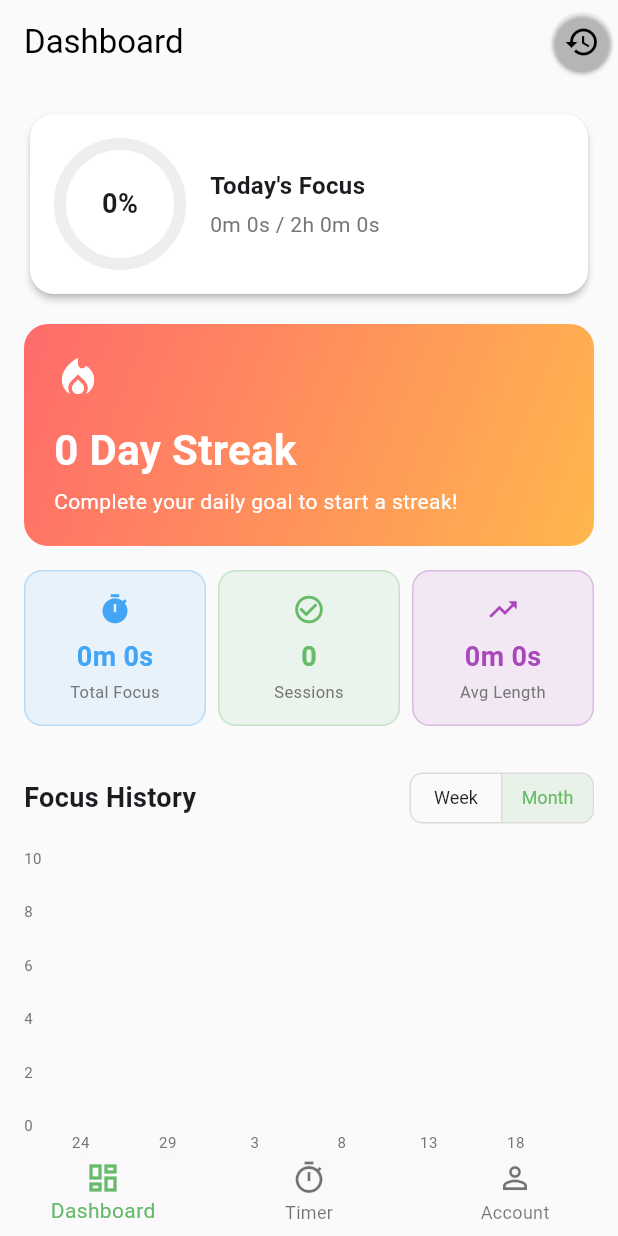
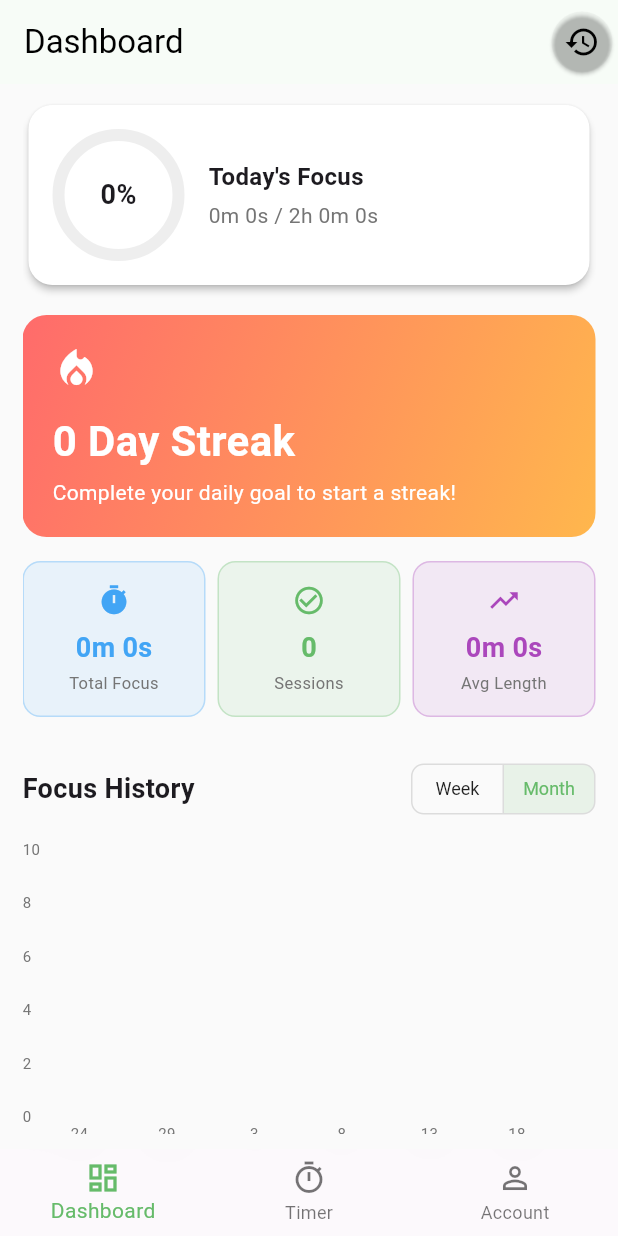
Before and after one commit to GuyWithBag/flow_app, a Flutter app: the screen it shows after launch, after a tap on "Month", on a phone screen of 412 x 824 dp. Run offline on Flutter 3.47's test engine with Material 3 defaults, Android fonts, the phone set to English and light mode, and no system bars; drawn by our look-alikes of fl_chart; our stand-ins replace audioplayers, file_picker, flutter_colorpicker, flutter_hooks, flutter_local_notifications, hive_ce and 2 more; missing offline and left inert: barrel_annotation, flutter_confetti, flutter_picker_plus; accounts and stored records are empty.

Commit message:
refactor: Pages now uses menu_bar.dart instead of their own scaffolds

```diff
--- a/lib/pages/account_screen.dart
+++ b/lib/pages/account_screen.dart
@@ -18,7 +18,6 @@ class AccountScreen extends HookWidget {
     return FlowMenuBar(
       title: 'Account',
       body: ListView(
-        padding: const EdgeInsets.symmetric(horizontal: 16),
         children: [
           if (authProvider.isAuthenticated &&
               authProvider.currentUser != null) ...[
--- a/lib/pages/dashboard_screen.dart
+++ b/lib/pages/dashboard_screen.dart
@@ -45,7 +45,6 @@ class DashboardScreen extends HookWidget {
         ),
       ],
       body: SingleChildScrollView(
-        padding: const EdgeInsets.all(16),
         child: Column(
           crossAxisAlignment: CrossAxisAlignment.start,
           children: [
--- a/lib/pages/history_screen.dart
+++ b/lib/pages/history_screen.dart
@@ -30,7 +30,6 @@ class HistoryScreen extends HookWidget {
           : completedSessions.isEmpty
           ? _buildEmptyState()
           : ListView.builder(
-              padding: const EdgeInsets.all(16),
               itemCount: completedSessions.length,
               itemBuilder: (context, index) {
                 final session = completedSessions[index];
--- a/lib/pages/settings_screen.dart
+++ b/lib/pages/settings_screen.dart
@@ -15,7 +15,6 @@ class SettingsScreen extends HookWidget {
     return FlowMenuBar(
       title: 'Settings',
       body: ListView(
-        padding: const EdgeInsets.all(16),
         children: [
           const Text(
             'General',
--- a/lib/pages/theme_settings_screen.dart
+++ b/lib/pages/theme_settings_screen.dart
@@ -16,7 +16,6 @@ class ThemeSettingsScreen extends HookWidget {
     return FlowMenuBar(
       title: 'Theme & Appearance',
       body: ListView(
-        padding: const EdgeInsets.all(16),
         children: [
           const Text(
             'General',
--- a/lib/pages/timer_screen.dart
+++ b/lib/pages/timer_screen.dart
@@ -38,12 +38,14 @@ class TimerScreen extends HookWidget {
       } else {
         controlsVisible.value = true;
         autoHideTimer.value?.cancel();
-        // Auto-hide again after 3 seconds if running
+        // Auto-hide again after 3 seconds if running and auto-hide is enabled
+        if (timerProvider.autoHideControls) {
           autoHideTimer.value = Timer(const Duration(seconds: 3), () {
             if (timerProvider.isRunning) {
               controlsVisible.value = false;
             }
           });
+        }
       }
     }
 
@@ -140,7 +142,9 @@ class TimerScreen extends HookWidget {
     useEffect(() {
       if (timerProvider.isRunning) {
         playbackTotalDuration.value = timerProvider.remainingSeconds;
+        if (timerProvider.autoHideControls) {
           controlsVisible.value = false;
+        }
       } else {
         controlsVisible.value = true;
         autoHideTimer.value?.cancel();
@@ -178,7 +182,7 @@ class TimerScreen extends HookWidget {
         : (timerProvider.isRunning ? Curves.linear : Curves.easeOutCubic);
 
     final filledFlatButton = IconButton.styleFrom(
-      backgroundColor: Theme.of(context).colorScheme.onPrimary,
+      backgroundColor: Theme.of(context).cardColor,
       foregroundColor: Theme.of(context).colorScheme.inverseSurface,
     );
 
--- a/lib/widgets/menu_bar.dart
+++ b/lib/widgets/menu_bar.dart
@@ -15,17 +15,13 @@ class FlowMenuBar extends StatelessWidget {
   @override
   Widget build(BuildContext context) {
     return Scaffold(
-      backgroundColor: Colors.transparent,
-      extendBodyBehindAppBar: true,
-      appBar: AppBar(
-        title: Text(title),
-        elevation: 0,
-        backgroundColor: Colors.transparent,
-        surfaceTintColor: Colors.transparent,
-        scrolledUnderElevation: 0,
-        actions: actions,
+      appBar: AppBar(title: Text(title), elevation: 1, actions: actions),
+      body: SafeArea(
+        child: Padding(
+          padding: const EdgeInsets.symmetric(horizontal: 15, vertical: 10),
+          child: body,
+        ),
       ),
-      body: SafeArea(child: body),
     );
   }
 }
```
Also changed, not shown: lib/widgets/timer_settings_menu.dart (+12 -0 lines). Lines whose indentation alone changed are shown as unchanged.
